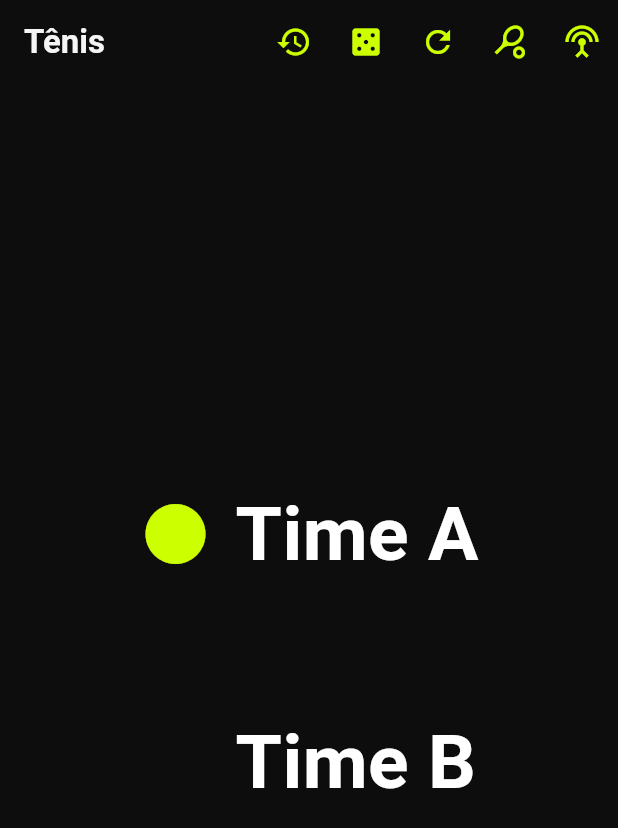
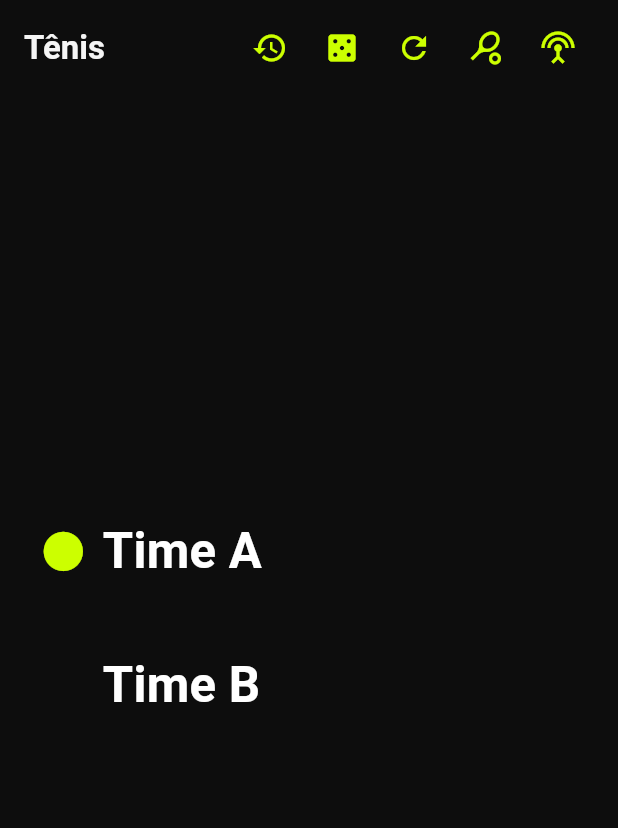
Before and after one commit to fgdreyer78/remote-racket-score, a Flutter app: the screen it shows after launch, on a phone screen of 412 x 824 dp. Shown: the top 828 px of the screen. Run offline on Flutter 3.47's test engine with Material 3 defaults, Android fonts, the phone set to English and light mode, and no system bars; our stand-ins replace audio_service, flutter_riverpod, flutter_tts, just_audio, shared_preferences; missing offline and left inert: audio_session.

Commit message:
PROMPT MESTRE v3 + clean screen + timer quase OK

```diff
--- a/lib/features/score/score_screen.dart
+++ b/lib/features/score/score_screen.dart
@@ -1,5 +1,6 @@
 import 'dart:async';
 import 'package:flutter/material.dart';
+import 'package:flutter/services.dart'; // NECESSÁRIO PARA ESCONDER A BARRA DO SISTEMA
 import 'dart:math';
 import 'package:flutter_riverpod/flutter_riverpod.dart';
 
@@ -28,9 +29,21 @@ class _ScoreScreenState extends ConsumerState<ScoreScreen> {
   String _clockLabel = '';
   Timer? _clockTimer;
 
+  // Variável para controlar a visibilidade do menu flutuante
+  bool _isMenuVisible = true;
+
+  @override
+  void initState() {
+    super.initState();
+    // TELA CHEIA ABSOLUTA: Esconde status de bateria, Wi-Fi e botões de navegação
+    SystemChrome.setEnabledSystemUIMode(SystemUiMode.immersiveSticky);
+  }
+
   @override
   void dispose() {
     _clockTimer?.cancel();
+    // Ao sair desta tela, devolve a barra de bateria para o celular voltar ao normal
+    SystemChrome.setEnabledSystemUIMode(SystemUiMode.edgeToEdge);
     super.dispose();
   }
 
@@ -59,9 +72,19 @@ class _ScoreScreenState extends ConsumerState<ScoreScreen> {
     });
   }
 
+  bool _isMatchNotStarted(ScoreState score) {
+    return score.pointsA == 0 &&
+        score.pointsB == 0 &&
+        score.gamesA == 0 &&
+        score.gamesB == 0 &&
+        score.setsA == 0 &&
+        score.setsB == 0 &&
+        !score.isTiebreak &&
+        score.history.isEmpty;
+  }
+
   @override
   Widget build(BuildContext context) {
-    // Garante que o nosso motor em segundo plano está vivo e rodando!
     ref.watch(keyEventServiceProvider);
 
     ref.listen<AsyncValue<ButtonMapping>>(buttonMappingProvider, (prev, next) {
@@ -76,6 +99,12 @@ class _ScoreScreenState extends ConsumerState<ScoreScreen> {
 
     ref.listen<ScoreState>(scoreStateProvider, (prev, next) {
       if (config == null || prev == null || next == prev) return;
+
+      // AUTO-HIDE: Se o jogo acabou de começar (saiu do 0x0), o menu sobe sozinho!
+      if (_isMatchNotStarted(prev) && !_isMatchNotStarted(next) && _isMenuVisible) {
+        setState(() => _isMenuVisible = false);
+      }
+
       final setEnded = (next.setsA != prev.setsA) || (next.setsB != prev.setsB);
       final gameEnded = (next.gamesA + next.gamesB) > (prev.gamesA + prev.gamesB) && !next.isTiebreak;
       final pointAdded = next.pointsA != prev.pointsA || next.pointsB != prev.pointsB ||
@@ -95,90 +124,32 @@ class _ScoreScreenState extends ConsumerState<ScoreScreen> {
       }
     });
 
-    final isPortrait = MediaQuery.of(context).orientation == Orientation.portrait;
     const neonColor = Color(0xFFCCFF00);
 
     return Scaffold(
       backgroundColor: AppTheme.surface,
-      appBar: AppBar(
-        title: Text(
-          config?.sportName ?? 'Placar',
-          style: Theme.of(context).textTheme.titleLarge,
-        ),
-        actions: [
-          if (!isPortrait && _clockRemaining != null && config != null)
-            Center(
-              child: Padding(
-                padding: const EdgeInsets.only(right: 24.0),
-                child: RichText(
-                  text: TextSpan(
-                    style: Theme.of(context).textTheme.titleMedium?.copyWith(color: AppTheme.onSurface),
+      // GESTOS INTELIGENTES: Deslizar para cima/baixo para mostrar o menu
+      body: GestureDetector(
+        onVerticalDragUpdate: (details) {
+          if (details.primaryDelta! > 2 && !_isMenuVisible) {
+            setState(() => _isMenuVisible = true); // Swipe down
+          } else if (details.primaryDelta! < -2 && _isMenuVisible) {
+            setState(() => _isMenuVisible = false); // Swipe up
+          }
+        },
+        child: config == null
+            ? const Center(child: CircularProgressIndicator(color: neonColor))
+            : Stack(
                 children: [
-                      TextSpan(text: '$_clockLabel: '),
-                      TextSpan(
-                        text: '$_clockRemaining',
-                        style: const TextStyle(color: neonColor, fontWeight: FontWeight.bold, fontSize: 20),
-                      ),
-                    ],
-                  ),
-                ),
-              ),
-            ),
-          IconButton(
-            icon: const Icon(Icons.history, color: neonColor),
-            tooltip: 'Histórico',
-            onPressed: () => _openHistory(context),
-          ),
-          IconButton(
-            icon: const Icon(Icons.casino, color: neonColor),
-            tooltip: 'Coin toss',
-            onPressed: _isMatchNotStarted(score) ? () => _coinToss(context) : null,
-          ),
-          IconButton(
-            icon: const Icon(Icons.refresh, color: neonColor),
-            tooltip: 'Nova partida',
-            onPressed: () => _confirmReset(context),
-          ),
-          IconButton(
-            icon: const Icon(Icons.sports_tennis, color: neonColor),
-            tooltip: 'Configurações',
-            onPressed: () => _openSettings(context),
-          ),
-          IconButton(
-            icon: const Icon(Icons.settings_input_antenna, color: neonColor),
-            tooltip: 'Mapear botões',
-            onPressed: () => _openButtonMapping(context),
-          ),
-        ],
-      ),
-      body: config == null
-          ? const Center(child: CircularProgressIndicator(color: neonColor))
-          : SafeArea(
-              child: Column(
-                children: [
-                  if (isPortrait && _clockRemaining != null && config != null)
-                    Padding(
-                      padding: const EdgeInsets.symmetric(vertical: 8),
-                      child: Row(
-                        mainAxisAlignment: MainAxisAlignment.center,
-                        children: [
-                          Text(
-                            '$_clockLabel: ',
-                            style: Theme.of(context).textTheme.titleMedium?.copyWith(color: AppTheme.onSurface),
-                          ),
-                          Text(
-                            '$_clockRemaining',
-                            style: Theme.of(context).textTheme.headlineMedium?.copyWith(color: neonColor, fontWeight: FontWeight.bold),
-                          ),
-                        ],
-                      ),
-                    ),
-                  Expanded(
+                  // CAMADA 1: O Placar (Ocupando a tela inteira)
+                  SafeArea(
                     child: _ScoreContent(
                       score: score,
                       playerAName: config.playerAName,
                       playerBName: config.playerBName,
                       ttsLanguage: config.ttsLanguage,
+                      clockLabel: _clockLabel,
+                      clockRemaining: _clockRemaining, // Passando o relógio para dentro do placar
                       onPointA: () {
                         if (!score.matchOver) ref.read(scoreStateProvider.notifier).addPointA();
                       },
@@ -188,6 +159,39 @@ class _ScoreScreenState extends ConsumerState<ScoreScreen> {
                       onUndo: () => ref.read(scoreStateProvider.notifier).undo(),
                     ),
                   ),
+
+                  // CAMADA 2: O Menu Superior Animado (Subindo em 700ms)
+                  AnimatedSlide(
+                    offset: _isMenuVisible ? Offset.zero : const Offset(0, -1.2),
+                    duration: const Duration(milliseconds: 700),
+                    curve: Curves.easeInOutCubic,
+                    child: Container(
+                      color: AppTheme.surface.withOpacity(0.95), // Fundo quase sólido para ler os ícones
+                      padding: EdgeInsets.only(top: MediaQuery.of(context).padding.top), // Para não bater no notch da câmera
+                      child: Padding(
+                        padding: const EdgeInsets.symmetric(horizontal: 16, vertical: 8),
+                        child: Row(
+                          mainAxisAlignment: MainAxisAlignment.spaceBetween,
+                          children: [
+                            Text(
+                              config.sportName.isNotEmpty ? config.sportName : 'Placar',
+                              style: Theme.of(context).textTheme.titleLarge?.copyWith(fontWeight: FontWeight.bold),
+                            ),
+                            Row(
+                              mainAxisSize: MainAxisSize.min,
+                              children: [
+                                IconButton(icon: const Icon(Icons.history, color: neonColor), tooltip: 'Histórico', onPressed: () => _openHistory(context)),
+                                IconButton(icon: const Icon(Icons.casino, color: neonColor), tooltip: 'Coin toss', onPressed: _isMatchNotStarted(score) ? () => _coinToss(context) : null),
+                                IconButton(icon: const Icon(Icons.refresh, color: neonColor), tooltip: 'Nova partida', onPressed: () => _confirmReset(context)),
+                                IconButton(icon: const Icon(Icons.sports_tennis, color: neonColor), tooltip: 'Configurações', onPressed: () => _openSettings(context)),
+                                IconButton(icon: const Icon(Icons.settings_input_antenna, color: neonColor), tooltip: 'Mapear botões', onPressed: () => _openButtonMapping(context)),
+                              ],
+                            )
+                          ],
+                        ),
+                      ),
+                    ),
+                  ),
                 ],
             ),
       ),
@@ -195,21 +199,15 @@ class _ScoreScreenState extends ConsumerState<ScoreScreen> {
   }
 
   void _openSettings(BuildContext context) {
-    Navigator.of(context).push(
-      MaterialPageRoute(builder: (_) => const SettingsScreen()),
-    );
+    Navigator.of(context).push(MaterialPageRoute(builder: (_) => const SettingsScreen()));
   }
 
   void _openButtonMapping(BuildContext context) {
-    Navigator.of(context).push(
-      MaterialPageRoute(builder: (_) => const ButtonMappingScreen()),
-    );
+    Navigator.of(context).push(MaterialPageRoute(builder: (_) => const ButtonMappingScreen()));
   }
 
   void _openHistory(BuildContext context) {
-    Navigator.of(context).push(
-      MaterialPageRoute(builder: (_) => const HistoryScreen()),
-    );
+    Navigator.of(context).push(MaterialPageRoute(builder: (_) => const HistoryScreen()));
   }
 
   Future<void> _confirmReset(BuildContext context) async {
@@ -218,42 +216,19 @@ class _ScoreScreenState extends ConsumerState<ScoreScreen> {
           builder: (context) {
             return AlertDialog(
               backgroundColor: AppTheme.surfaceVariant,
-              title: const Text(
-                'Nova partida',
-                style: TextStyle(color: AppTheme.primary, fontWeight: FontWeight.bold),
-              ),
-              content: const Text(
-                'Tem certeza que deseja resetar o placar e iniciar uma nova partida?',
-                style: TextStyle(color: AppTheme.onSurface),
-              ),
+              title: const Text('Nova partida', style: TextStyle(color: AppTheme.primary, fontWeight: FontWeight.bold)),
+              content: const Text('Tem certeza que deseja resetar o placar e iniciar uma nova partida?', style: TextStyle(color: AppTheme.onSurface)),
               actions: [
-                TextButton(
-                  onPressed: () => Navigator.of(context).pop(false),
-                  child: const Text('Cancelar', style: TextStyle(color: AppTheme.onSurface)),
-                ),
-                TextButton(
-                  onPressed: () => Navigator.of(context).pop(true),
-                  child: const Text('Nova partida', style: TextStyle(color: AppTheme.primary)),
-                ),
+                TextButton(onPressed: () => Navigator.of(context).pop(false), child: const Text('Cancelar', style: TextStyle(color: AppTheme.onSurface))),
+                TextButton(onPressed: () => Navigator.of(context).pop(true), child: const Text('Nova partida', style: TextStyle(color: AppTheme.primary))),
               ],
             );
           },
-        ) ??
-        false;
+        ) ?? false;
     if (shouldReset) {
       ref.read(scoreStateProvider.notifier).reset();
+      setState(() => _isMenuVisible = true); // Mostra o menu de volta ao resetar!
     }
-  }
-
-  bool _isMatchNotStarted(ScoreState score) {
-    return score.pointsA == 0 &&
-        score.pointsB == 0 &&
-        score.gamesA == 0 &&
-        score.gamesB == 0 &&
-        score.setsA == 0 &&
-        score.setsB == 0 &&
-        !score.isTiebreak &&
-        score.history.isEmpty;
   }
 
   Future<void> _coinToss(BuildContext context) async {
@@ -261,31 +236,18 @@ class _ScoreScreenState extends ConsumerState<ScoreScreen> {
     if (config == null) return;
     final random = Random();
     final tossWinnerIsA = random.nextBool();
-    final winnerName =
-        tossWinnerIsA ? config.playerAName : config.playerBName;
+    final winnerName = tossWinnerIsA ? config.playerAName : config.playerBName;
 
     final choice = await showDialog<String>(
       context: context,
       builder: (context) {
         return AlertDialog(
           backgroundColor: AppTheme.surfaceVariant,
-          title: const Text(
-            'Coin toss',
-            style: TextStyle(color: AppTheme.primary, fontWeight: FontWeight.bold),
-          ),
-          content: Text(
-            '$winnerName ganhou o sorteio.\nEscolha se vai sacar ou receber primeiro.',
-            style: const TextStyle(color: AppTheme.onSurface),
-          ),
+          title: const Text('Coin toss', style: TextStyle(color: AppTheme.primary, fontWeight: FontWeight.bold)),
+          content: Text('$winnerName ganhou o sorteio.\nEscolha se vai sacar ou receber primeiro.', style: const TextStyle(color: AppTheme.onSurface)),
           actions: [
-            TextButton(
-              onPressed: () => Navigator.of(context).pop('receive'),
-              child: const Text('Receber', style: TextStyle(color: AppTheme.onSurface)),
-            ),
-            TextButton(
-              onPressed: () => Navigator.of(context).pop('serve'),
-              child: const Text('Sacar', style: TextStyle(color: AppTheme.primary)),
-            ),
+            TextButton(onPressed: () => Navigator.of(context).pop('receive'), child: const Text('Receber', style: TextStyle(color: AppTheme.onSurface))),
+            TextButton(onPressed: () => Navigator.of(context).pop('serve'), child: const Text('Sacar', style: TextStyle(color: AppTheme.primary))),
           ],
         );
       },
@@ -293,24 +255,17 @@ class _ScoreScreenState extends ConsumerState<ScoreScreen> {
 
     if (choice == null) return;
 
-    final serveIsA =
-        (choice == 'serve') ? tossWinnerIsA : !tossWinnerIsA;
+    final serveIsA = (choice == 'serve') ? tossWinnerIsA : !tossWinnerIsA;
     ref.read(scoreStateProvider.notifier).setServer(serveIsA);
 
     final tts = ref.read(ttsServiceProvider);
     final language = config.ttsLanguage;
     if (language == 'pt-BR') {
       final choiceText = choice == 'serve' ? 'sacar' : 'receber';
-      await tts.speakCoinToss(
-        '$winnerName ganhou o sorteio e escolheu $choiceText primeiro.',
-        config,
-      );
+      await tts.speakCoinToss('$winnerName ganhou o sorteio e escolheu $choiceText primeiro.', config);
     } else {
       final choiceText = choice == 'serve' ? 'serve' : 'receive';
-      await tts.speakCoinToss(
-        '$winnerName won the coin toss and chose to $choiceText first.',
-        config,
-      );
+      await tts.speakCoinToss('$winnerName won the coin toss and chose to $choiceText first.', config);
     }
   }
 }
@@ -321,6 +276,8 @@ class _ScoreContent extends StatelessWidget {
     required this.playerAName,
     required this.playerBName,
     required this.ttsLanguage,
+    required this.clockLabel,
+    required this.clockRemaining,
     required this.onPointA,
     required this.onPointB,
     required this.onUndo,
@@ -330,9 +287,48 @@ class _ScoreContent extends StatelessWidget {
   final String playerAName;
   final String playerBName;
   final String ttsLanguage;
+  final String clockLabel;
+  final int? clockRemaining;
   final VoidCallback onPointA;
   final VoidCallback onPointB;
   final VoidCallback onUndo;
+
+  // WIDGET DO RELÓGIO GIGANTE (para portrait) - ATUALIZADO
+  Widget _buildBigClock(Color neonColor) {
+    if (clockRemaining == null) return const SizedBox.shrink();
+    return Column(
+      mainAxisSize: MainAxisSize.min,
+      children: [
+        // Texto: CAIXA ALTA, Branco, 50% maior
+        Text(clockLabel.toUpperCase(), style: const TextStyle(color: Colors.white, fontSize: 36, fontWeight: FontWeight.w500)),
+        // Número: Mantém estilo
+        Text('$clockRemaining', style: TextStyle(color: neonColor, fontWeight: FontWeight.bold, fontSize: 80)),
+      ],
+    );
+  }
+
+  // NOVO WIDGET DO RELÓGIO LANDSCAPE - Alinhado à esquerda
+  Widget _buildLandscapeClock(Color neonColor) {
+    if (clockRemaining == null) return const SizedBox.shrink();
+    return AnimatedSlide(
+      offset: Offset.zero,
+      duration: const Duration(milliseconds: 700),
+      curve: Curves.easeInOutCubic,
+      child: Padding(
+        padding: const EdgeInsets.only(left: 64.0, right: 16.0), // Alinhado com o nome
+        child: Row(
+          mainAxisAlignment: MainAxisAlignment.start, // Alinhado à esquerda
+          children: [
+            // Texto: CAIXA ALTA, Branco, 50% maior
+            Text('SAQUE', style: const TextStyle(color: Colors.white, fontSize: 36, fontWeight: FontWeight.w500)),
+            const SizedBox(width: 16),
+            // Número: Mantém estilo
+            Text('$clockRemaining', style: TextStyle(color: neonColor, fontWeight: FontWeight.bold, fontSize: 80)),
+          ],
+        ),
+      ),
+    );
+  }
 
   @override
   Widget build(BuildContext context) {
@@ -372,27 +368,24 @@ class _ScoreContent extends StatelessWidget {
 
     final isPortrait = MediaQuery.of(context).orientation == Orientation.portrait;
 
-    return Padding(
-      padding: const EdgeInsets.symmetric(horizontal: 16),
-      child: Column(
+    // REFATORAÇÃO DO CONTEÚDO PARA TRATAR LANDSCAPE
+    Widget content;
+    if (isPortrait) {
+      content = Column(
         mainAxisAlignment: MainAxisAlignment.center,
+        crossAxisAlignment: CrossAxisAlignment.center,
         children: [
-          Expanded(
-            child: Center(
-              child: FittedBox(
-                fit: BoxFit.contain,
-                child: Padding(
-                  padding: const EdgeInsets.all(16.0),
-                  child: Column(
-                    mainAxisAlignment: MainAxisAlignment.center,
-                    crossAxisAlignment: CrossAxisAlignment.start,
-                    children: [
+          // RELÓGIO NA VERTICAL (Acima do placar)
+          if (clockRemaining != null) ...[
+            _buildBigClock(neonColor),
+            const SizedBox(height: 32),
+          ],
+
           GestureDetector(
             behavior: HitTestBehavior.opaque,
             onTap: onPointA,
             onLongPress: onUndo,
             child: _buildPlayer(
-                          isPortrait: isPortrait,
               name: playerAName,
               isServer: score.serverIsA,
               previousSetsGames: score.previousSetsGamesA,
@@ -407,14 +400,13 @@ class _ScoreContent extends StatelessWidget {
             ),
           ),
 
-                      SizedBox(height: isPortrait ? 64 : 32),
+          const SizedBox(height: 64), // Maior separação vertical em portrait
 
           GestureDetector(
             behavior: HitTestBehavior.opaque,
             onTap: onPointB,
             onLongPress: onUndo,
             child: _buildPlayer(
-                          isPortrait: isPortrait,
               name: playerBName,
               isServer: !score.serverIsA,
               previousSetsGames: score.previousSetsGamesB,
@@ -429,7 +421,69 @@ class _ScoreContent extends StatelessWidget {
             ),
           ),
         ],
+      );
+    } else {
+      // NOVO Layout Landscape
+      content = Column(
+        mainAxisAlignment: MainAxisAlignment.spaceAround, // "com algum respiro"
+        children: [
+          GestureDetector(
+            behavior: HitTestBehavior.opaque,
+            onTap: onPointA,
+            onLongPress: onUndo,
+            child: _buildPlayer(
+              name: playerAName,
+              isServer: score.serverIsA,
+              previousSetsGames: score.previousSetsGamesA,
+              games: score.gamesA,
+              points: pA,
+              hasSets: hasSets,
+              hasGames: hasGames,
+              hasPoints: hasPoints,
+              neonColor: neonColor,
+              whiteColor: whiteColor,
+              grayColor: grayColor,
             ),
+          ),
+
+          // NOVO RELÓGIO NA HORIZONTAL (Entre os jogadores, alinhado à esquerda)
+          if (clockRemaining != null)
+            _buildLandscapeClock(neonColor),
+
+          GestureDetector(
+            behavior: HitTestBehavior.opaque,
+            onTap: onPointB,
+            onLongPress: onUndo,
+            child: _buildPlayer(
+              name: playerBName,
+              isServer: !score.serverIsA,
+              previousSetsGames: score.previousSetsGamesB,
+              games: score.gamesB,
+              points: pB,
+              hasSets: hasSets,
+              hasGames: hasGames,
+              hasPoints: hasPoints,
+              neonColor: neonColor,
+              whiteColor: whiteColor,
+              grayColor: grayColor,
+            ),
+          ),
+        ],
+      );
+    }
+
+    return Padding(
+      padding: const EdgeInsets.symmetric(horizontal: 16),
+      child: Column(
+        mainAxisAlignment: MainAxisAlignment.center,
+        children: [
+          Expanded(
+            child: Center(
+              child: FittedBox(
+                fit: BoxFit.contain,
+                child: Padding(
+                  padding: const EdgeInsets.all(16.0),
+                  child: content, // Usando o widget content calculado
                 ),
               ),
             ),
@@ -452,8 +506,8 @@ class _ScoreContent extends StatelessWidget {
     );
   }
 
+  // ATUALIZAÇÃO DE _BUILDPLAYER - REMOVE O TRATAMENTO DE PORTRAIT/LANDSCAPE
   Widget _buildPlayer({
-    required bool isPortrait,
     required String name,
     required bool isServer,
     required List<int> previousSetsGames,
@@ -474,14 +528,7 @@ class _ScoreContent extends StatelessWidget {
           child: Icon(Icons.circle, color: neonColor, size: 48),
         ),
         const SizedBox(width: 16),
-        Text(
-          name,
-          style: TextStyle(
-            fontSize: 50,
-            fontWeight: FontWeight.bold,
-            color: whiteColor,
-          ),
-        ),
+        Text(name, style: TextStyle(fontSize: 50, fontWeight: FontWeight.bold, color: whiteColor)),
       ],
     );
 
@@ -490,49 +537,27 @@ class _ScoreContent extends StatelessWidget {
       children: [
         if (hasSets) ...[
           for (int pastGameScore in previousSetsGames) ...[
-            SizedBox(
-              width: 160,
-              child: Center(child: Text('$pastGameScore', style: TextStyle(fontSize: 150, color: grayColor, fontWeight: FontWeight.bold))),
-            ),
+            SizedBox(width: 160, child: Center(child: Text('$pastGameScore', style: TextStyle(fontSize: 150, color: grayColor, fontWeight: FontWeight.bold)))),
             const SizedBox(width: 24),
           ],
         ],
         if (hasGames) ...[
-          SizedBox(
-            width: 160,
-            child: Center(child: Text('$games', style: TextStyle(fontSize: 150, color: whiteColor, fontWeight: FontWeight.bold))),
-          ),
+          SizedBox(width: 160, child: Center(child: Text('$games', style: TextStyle(fontSize: 150, color: whiteColor, fontWeight: FontWeight.bold)))),
           if (hasPoints) const SizedBox(width: 24),
         ],
         if (hasPoints)
-          SizedBox(
-            width: 220,
-            child: Center(child: Text(points, style: TextStyle(fontSize: 150, color: neonColor, fontWeight: FontWeight.bold))),
-          ),
+          SizedBox(width: 220, child: Center(child: Text(points, style: TextStyle(fontSize: 150, color: neonColor, fontWeight: FontWeight.bold)))),
       ],
     );
 
-    if (isPortrait) {
-      return Column(
-        crossAxisAlignment: CrossAxisAlignment.start,
-        children: [
-          nameRow,
-          const SizedBox(height: 16),
-          Padding(
-            padding: const EdgeInsets.only(left: 64),
-            child: scoresRow,
-          ),
-        ],
-      );
-    } else {
+    // Layout básico: Nome à esquerda, Pontos à direita.
     return Row(
       mainAxisSize: MainAxisSize.min,
       children: [
-          SizedBox(width: 500, child: nameRow),
+        SizedBox(width: 500, child: nameRow), // Mantém largura fixa para o nome
         const SizedBox(width: 48),
         scoresRow,
       ],
     );
   }
 }
-}
```
Also changed, not shown: 1 other file. Lines whose indentation alone changed are shown as unchanged.
